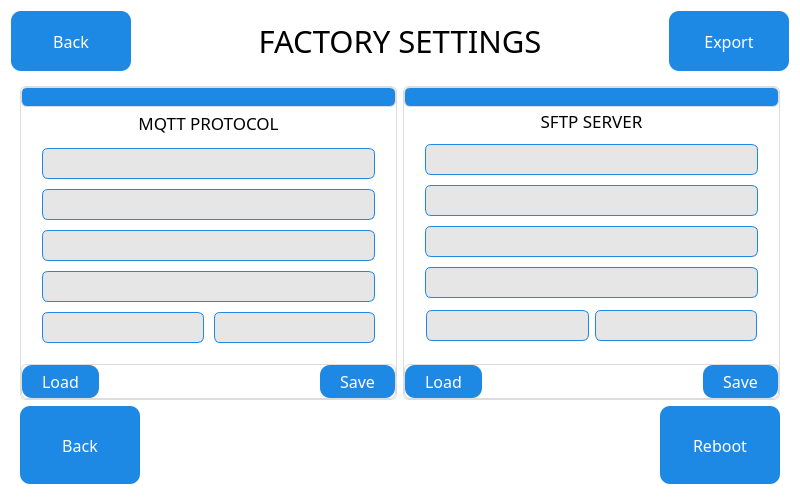
First picture: the form in QT_APP/factsetting.ui, repository eSpark-Backup/nabilfesal-msm-fw, before the edit.
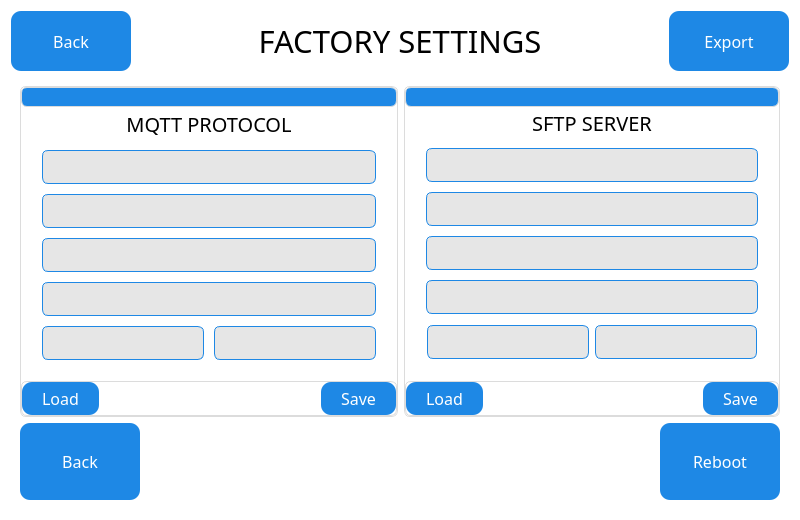
Second picture: the form after the edit.

Commit message: increasing text size for setting window

```diff
--- a/QT_APP/factsetting.ui
+++ b/QT_APP/factsetting.ui
@@ -253,7 +253,7 @@
                  <property name="font">
                   <font>
                    <family>Gilroy</family>
-                   <pointsize>13</pointsize>
+                   <pointsize>15</pointsize>
                   </font>
                  </property>
                  <property name="styleSheet">
@@ -462,7 +462,7 @@
                  <property name="font">
                   <font>
                    <family>Gilroy</family>
-                   <pointsize>13</pointsize>
+                   <pointsize>15</pointsize>
                   </font>
                  </property>
                  <property name="styleSheet">
@@ -513,6 +513,12 @@
                   </property>
                   <item>
                    <widget class="QPushButton" name="pushButton_7">
+                    <property name="font">
+                     <font>
+                      <family>Gilroy</family>
+                      <pointsize>12</pointsize>
+                     </font>
+                    </property>
                     <property name="focusPolicy">
                      <enum>Qt::TabFocus</enum>
                     </property>
@@ -522,7 +528,7 @@
     color: black;               /* White text */
     border: none;               /* No border line */
     border-radius: 8px;        /* Rounded corners */
-    padding: 6px 20px;          /* Spacing inside */
+    padding: 6px 14px;          /* Spacing inside */
 }
 
 QPushButton:pressed {
@@ -536,6 +542,12 @@
                   </item>
                   <item>
                    <widget class="QPushButton" name="pushButton_6">
+                    <property name="font">
+                     <font>
+                      <family>Gilroy</family>
+                      <pointsize>12</pointsize>
+                     </font>
+                    </property>
                     <property name="focusPolicy">
                      <enum>Qt::TabFocus</enum>
                     </property>
@@ -545,7 +557,7 @@
     color: black;               /* White text */
     border: none;               /* No border line */
     border-radius: 8px;        /* Rounded corners */
-    padding: 6px 20px;          /* Spacing inside */
+    padding: 6px 14px;          /* Spacing inside */
 }
 
 QPushButton:pressed {
@@ -570,7 +582,7 @@
     border: 1px solid #1E88E5;        /* Blue thin border */
     border-radius: 6px;
     padding: 6px 12px;
-    font-size: 13px;
+    font-size: 15px;
     color: black;</string>
                  </property>
                  <property name="inputMask">
@@ -594,7 +606,7 @@
     border: 1px solid #1E88E5;        /* Blue thin border */
     border-radius: 6px;
     padding: 6px 12px;
-    font-size: 13px;
+    font-size: 15px;
     color: black;</string>
                  </property>
                  <property name="placeholderText">
@@ -612,7 +624,7 @@
     border: 1px solid #1E88E5;        /* Blue thin border */
     border-radius: 6px;
     padding: 6px 12px;
-    font-size: 13px;
+    font-size: 15px;
     color: black;</string>
                  </property>
                  <property name="inputMask">
@@ -636,7 +648,7 @@
     border: 1px solid #1E88E5;        /* Blue thin border */
     border-radius: 6px;
     padding: 6px 12px;
-    font-size: 13px;
+    font-size: 15px;
     color: black;</string>
                  </property>
                  <property name="inputMask">
@@ -949,7 +961,7 @@
                  <property name="font">
                   <font>
                    <family>Gilroy</family>
-                   <pointsize>13</pointsize>
+                   <pointsize>15</pointsize>
                   </font>
                  </property>
                  <property name="styleSheet">
@@ -973,7 +985,7 @@
     border: 1px solid #1E88E5;        /* Blue thin border */
     border-radius: 6px;
     padding: 6px 12px;
-    font-size: 13px;
+    font-size: 15px;
     color: black;</string>
                  </property>
                  <property name="inputMask">
@@ -1000,7 +1012,7 @@
     border: 1px solid #1E88E5;        /* Blue thin border */
     border-radius: 6px;
     padding: 6px 12px;
-    font-size: 13px;
+    font-size: 15px;
     color: black;</string>
                  </property>
                  <property name="placeholderText">
@@ -1018,7 +1030,7 @@
     border: 1px solid #1E88E5;        /* Blue thin border */
     border-radius: 6px;
     padding: 6px 12px;
-    font-size: 13px;
+    font-size: 15px;
     color: black;</string>
                  </property>
                  <property name="inputMask">
@@ -1042,7 +1054,7 @@
     border: 1px solid #1E88E5;        /* Blue thin border */
     border-radius: 6px;
     padding: 6px 12px;
-    font-size: 13px;
+    font-size: 15px;
     color: black;</string>
                  </property>
                  <property name="inputMask">
@@ -1065,7 +1077,7 @@
     border: 1px solid #1E88E5;        /* Blue thin border */
     border-radius: 6px;
     padding: 6px 12px;
-    font-size: 13px;
+    font-size: 15px;
     color: black;</string>
                    </property>
                    <property name="placeholderText">
@@ -1083,7 +1095,7 @@
     border: 1px solid #1E88E5;        /* Blue thin border */
     border-radius: 6px;
     padding: 6px 12px;
-    font-size: 13px;
+    font-size: 15px;
     color: black;</string>
                    </property>
                    <property name="alignment">
@@ -1317,7 +1329,7 @@
                  <property name="font">
                   <font>
                    <family>Gilroy</family>
-                   <pointsize>13</pointsize>
+                   <pointsize>15</pointsize>
                   </font>
                  </property>
                  <property name="styleSheet">
@@ -1341,7 +1353,7 @@
     border: 1px solid #1E88E5;        /* Blue thin border */
     border-radius: 6px;
     padding: 6px 12px;
-    font-size: 13px;
+    font-size: 15px;
     color: black;</string>
                  </property>
                  <property name="inputMask">
@@ -1365,7 +1377,7 @@
     border: 1px solid #1E88E5;        /* Blue thin border */
     border-radius: 6px;
     padding: 6px 12px;
-    font-size: 13px;
+    font-size: 15px;
     color: black;</string>
                  </property>
                  <property name="placeholderText">
@@ -1383,7 +1395,7 @@
     border: 1px solid #1E88E5;        /* Blue thin border */
     border-radius: 6px;
     padding: 6px 12px;
-    font-size: 13px;
+    font-size: 15px;
     color: black;</string>
                  </property>
                  <property name="inputMask">
@@ -1407,7 +1419,7 @@
     border: 1px solid #1E88E5;        /* Blue thin border */
     border-radius: 6px;
     padding: 6px 12px;
-    font-size: 13px;
+    font-size: 15px;
     color: black;</string>
                  </property>
                  <property name="inputMask">
@@ -1463,7 +1475,7 @@
     border: 1px solid #1E88E5;        /* Blue thin border */
     border-radius: 6px;
     padding: 6px 12px;
-    font-size: 13px;
+    font-size: 15px;
     color: black;</string>
                     </property>
                     <property name="placeholderText">
@@ -1481,7 +1493,7 @@
     border: 1px solid #1E88E5;        /* Blue thin border */
     border-radius: 6px;
     padding: 6px 12px;
-    font-size: 13px;
+    font-size: 15px;
     color: black;</string>
                     </property>
                     <property name="placeholderText">
```
The commit also changes 3 other files.
